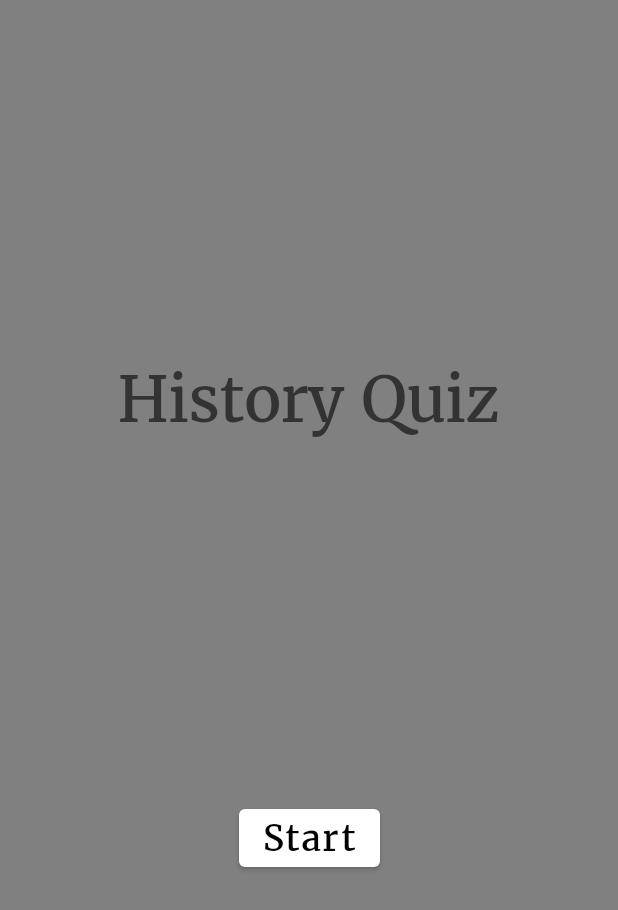
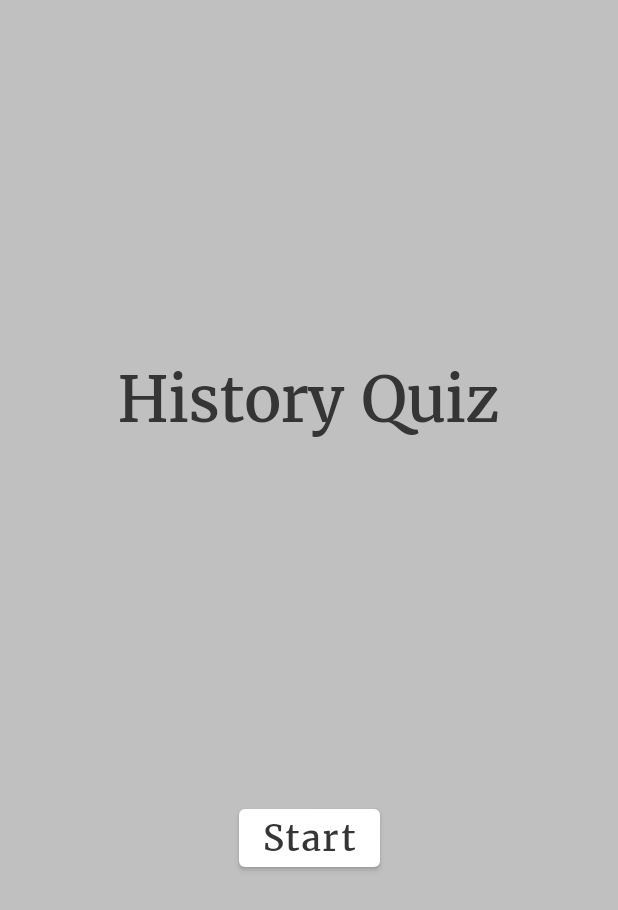
Before and after one commit to EinTheFrog/HistoryQuiz, an Android app: the screen it shows after launch (MainActivity), on a phone screen of 412 x 824 dp. Shown: the top 910 px of the screen. Run offline under Robolectric (Android 15) with nearby library versions, the phone set to English and light mode, and no system bars.

Commit message:
Finish theme and style

```diff
--- a/app/src/main/AndroidManifest.xml
+++ b/app/src/main/AndroidManifest.xml
@@ -11,7 +11,7 @@
         android:label="@string/app_name"
         android:roundIcon="@mipmap/ic_launcher_round"
         android:supportsRtl="true"
-        android:theme="@style/AppTheme"
+        android:theme="@style/Theme.HistoryQuiz"
         tools:targetApi="31">
         <activity
             android:name=".MainActivity"
--- /dev/null
+++ b/app/src/main/res/color/btn_ripple_color.xml
@@ -0,0 +1,8 @@
+<?xml version="1.0" encoding="utf-8"?>
+<selector xmlns:android="http://schemas.android.com/apk/res/android">
+    <item android:alpha="@dimen/mtrl_high_ripple_pressed_alpha" android:color="?attr/colorPrimaryVariant" android:state_pressed="true"/>
+    <item android:alpha="@dimen/mtrl_high_ripple_focused_alpha" android:color="?attr/colorPrimaryVariant" android:state_focused="true" android:state_hovered="true"/>
+    <item android:alpha="@dimen/mtrl_high_ripple_focused_alpha" android:color="?attr/colorPrimaryVariant" android:state_focused="true"/>
+    <item android:alpha="@dimen/mtrl_high_ripple_hovered_alpha" android:color="?attr/colorPrimaryVariant" android:state_hovered="true"/>
+    <item android:alpha="@dimen/mtrl_high_ripple_default_alpha" android:color="?attr/colorPrimaryVariant"/>
+</selector>
--- a/app/src/main/res/drawable/ripple_primary_variant.xml
+++ /dev/null
@@ -1,7 +0,0 @@
-<?xml version="1.0" encoding="utf-8"?>
-<ripple
-    android:color="?attr/colorPrimaryVariant"
-    xmlns:android="http://schemas.android.com/apk/res/android">
-    <item android:id="@android:id/mask"
-        android:drawable="@android:drawable/button_onoff_indicator_off" />
-</ripple>
--- a/app/src/main/res/drawable/selectable_item_background.xml
+++ /dev/null
@@ -1,4 +0,0 @@
-<?xml version="1.0" encoding="utf-8"?>
-<selector xmlns:android="http://schemas.android.com/apk/res/android">
-    <item android:drawable="@drawable/ripple_primary_variant" />
-</selector>
--- a/app/src/main/res/values/colors.xml
+++ b/app/src/main/res/values/colors.xml
@@ -7,4 +7,6 @@
     <color name="gray">#FF808080</color>
     <color name="light_slate_gray">#FF778899</color>
     <color name="slate_gray">#FF708090</color>
+    <color name="dark_gray">#353535</color>
+    <color name="orange">#FF5722</color>
 </resources>
--- a/app/src/main/res/values/dimen.xml
+++ b/app/src/main/res/values/dimen.xml
@@ -1,4 +1,4 @@
 <?xml version="1.0" encoding="utf-8"?>
 <resources>
-    <dimen name="button_radius_large">10</dimen>
+    <dimen name="button_radius_large">10dp</dimen>
 </resources>
--- a/app/src/main/res/values/styles.xml
+++ b/app/src/main/res/values/styles.xml
@@ -1,18 +1,21 @@
 <?xml version="1.0" encoding="utf-8"?>
 <resources>
-    <style name="AppTheme" parent="Theme.HistoryQuiz">
-        <item name="android:background">?attr/backgroundColor</item>
-        <item name="android:foreground">@drawable/selectable_item_background</item>
+    <style name="Widget.HistoryQuiz" parent="Theme.HistoryQuiz" />
+
+    <style name="Widget.HistoryQuiz.Button" parent="Widget.MaterialComponents.Button">
+        <item name="rippleColor">@color/btn_ripple_color</item>
     </style>
 
     <style name="TextAppearance.HistoryQuiz.Headline1" parent="TextAppearance.MaterialComponents.Headline1">
         <item name="fontFamily">@font/merriweather</item>
         <item name="android:fontFamily">@font/merriweather</item>
         <item name="android:textSize">42sp</item>
+        <item name="android:textColor">?attr/colorOnBackground</item>
     </style>
     <style name="TextAppearance.HistoryQuiz.Body1" parent="TextAppearance.MaterialComponents.Body1">
         <item name="fontFamily">@font/merriweather</item>
         <item name="android:fontFamily">@font/merriweather</item>
         <item name="android:textSize">24sp</item>
+        <item name="android:textColor">?attr/colorOnPrimary</item>
     </style>
 </resources>
--- a/app/src/main/res/values/themes.xml
+++ b/app/src/main/res/values/themes.xml
@@ -4,7 +4,7 @@
         <!-- Primary brand color. -->
         <item name="colorPrimary">@color/white</item>
         <item name="colorPrimaryVariant">@color/light_gray</item>
-        <item name="colorOnPrimary">@color/black</item>
+        <item name="colorOnPrimary">@color/dark_gray</item>
         <!-- Secondary brand color. -->
         <item name="colorSecondary">@color/light_slate_gray</item>
         <item name="colorSecondaryVariant">@color/slate_gray</item>
@@ -12,8 +12,13 @@
         <!-- Status bar color. -->
         <item name="android:statusBarColor" tools:targetApi="l">?attr/colorPrimaryVariant</item>
         <!-- Customize your theme here. -->
-        <item name="backgroundColor">@color/gray</item>
-        <item name="colorOnBackground">@color/white</item>
+        <item name="backgroundColor">@color/silver</item>
+        <item name="colorOnBackground">@color/dark_gray</item>
+
+        <item name="buttonStyle">@style/Widget.HistoryQuiz.Button</item>
+        <item name="materialButtonStyle">@style/Widget.HistoryQuiz.Button</item>
+
+        <item name="android:colorBackground">?attr/backgroundColor</item>
 
         <item name="textAppearanceHeadline1">@style/TextAppearance.HistoryQuiz.Headline1</item>
         <item name="textAppearanceBody1">@style/TextAppearance.HistoryQuiz.Body1</item>
```
